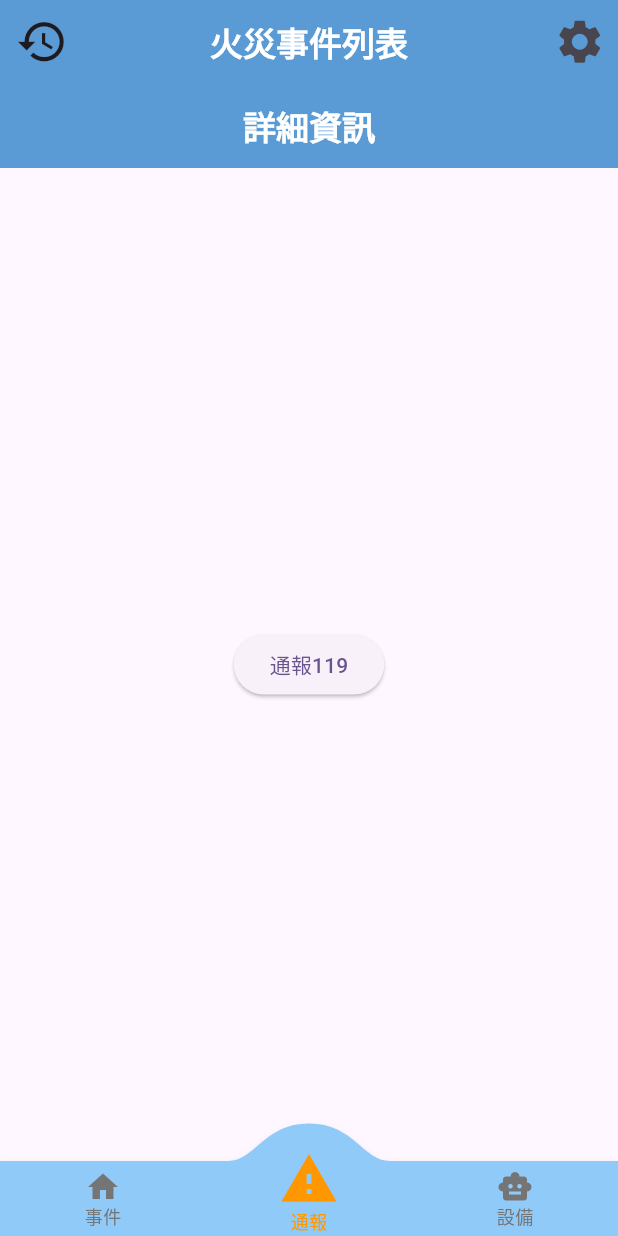
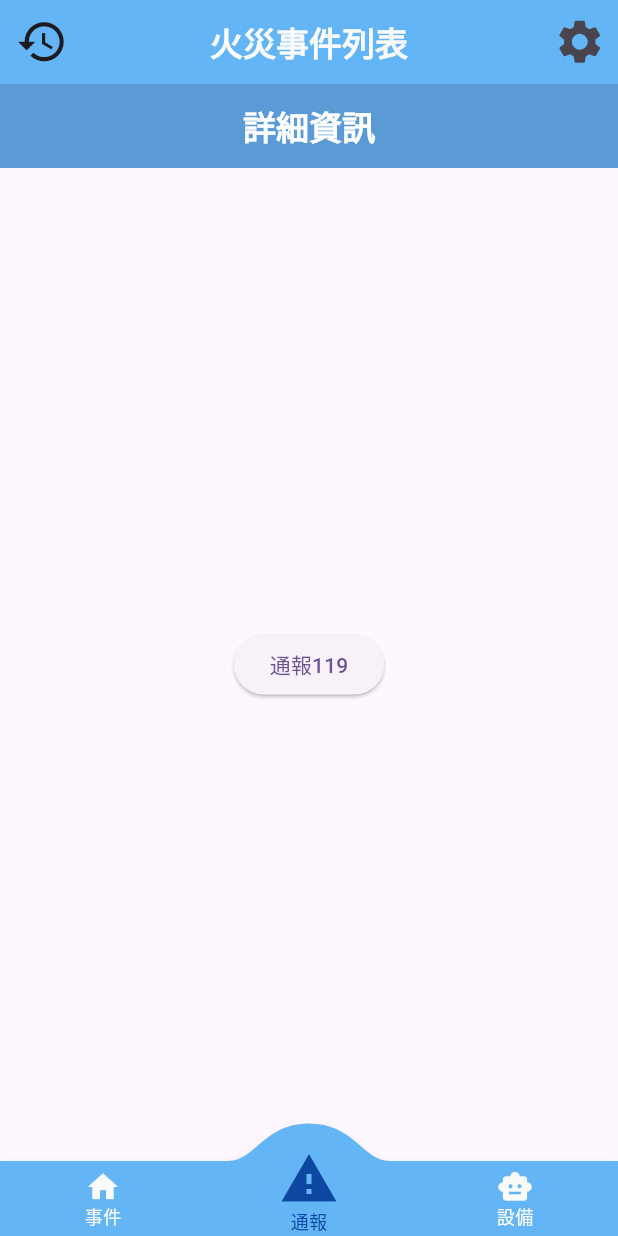
Before and after one commit to Artin0123/firealert, a Flutter app: the screen it shows after launch, item 2 of the bottom bar chosen, on a phone screen of 412 x 824 dp. Run offline on Flutter 3.47's test engine with Material 3 defaults, Android fonts, the phone set to English and light mode, and no system bars; drawn by our look-alikes of convex_bottom_bar; our stand-ins replace flutter_local_notifications, rxdart; network calls fail.

Commit message:
colorfix

```diff
--- a/lib/main.dart
+++ b/lib/main.dart
@@ -88,8 +88,8 @@ class _MyHomePageState extends State<MyHomePage> {
     // than having to individually change instances of widgets.
     return Scaffold(
         appBar: AppBar(
-          backgroundColor: const Color.fromARGB(255, 90, 155, 213),
-          title: const Text('火災事件列表', style: TextStyle(color: Colors.white, fontWeight: FontWeight.bold)),
+          backgroundColor: Colors.blue[300],
+          title: Text('火災事件列表', style: TextStyle(color: Colors.grey[50], fontWeight: FontWeight.bold)),
           centerTitle: true,
           leading: IconButton(
             icon: const Icon(Icons.history),
@@ -121,9 +121,9 @@ class _MyHomePageState extends State<MyHomePage> {
           // currentIndex: currentIndex,
           style: TabStyle.react,
           // cornerRadius: 20,
-          backgroundColor: Colors.blue[200],
-          color: Colors.grey[600],
-          activeColor: Colors.orange,
+          backgroundColor: Colors.blue[300],
+          color: Colors.grey[50],
+          activeColor: Colors.blue[900],
           onTap: (int index) {
             setState(() {
               currentIndex = index;
```
